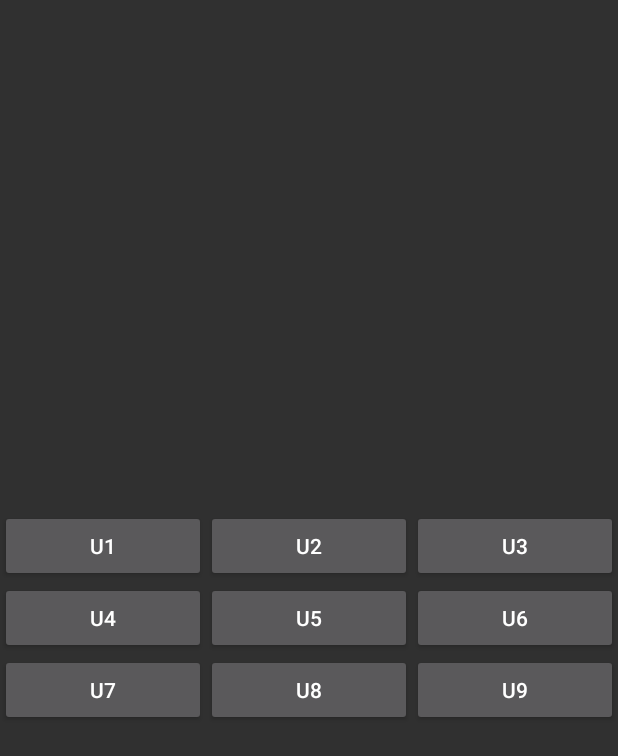
After one commit to Nikroo/MyEnglish, an Android app: the UnitActivity screen opened directly, with no data from a screen before it, on a phone screen of 412 x 824 dp. The commit adds this screen. Shown: the top 756 px of the screen. Run offline under Robolectric (Android 15) with nearby library versions, the light colour scheme and no system bars.

```diff
--- /dev/null
+++ b/app/src/main/java/by/gsu/curiosity/mybd/UnitActivity.java
@@ -0,0 +1,82 @@
+package by.gsu.curiosity.mybd;
+
+import android.content.Intent;
+import android.support.v7.app.AppCompatActivity;
+import android.os.Bundle;
+import android.view.Menu;
+import android.view.MenuItem;
+import android.view.View;
+import android.widget.Button;
+
+public class UnitActivity extends AppCompatActivity implements View.OnClickListener {
+
+    Button btnU1;
+    Button btnU2;
+
+    @Override
+    protected void onCreate(Bundle savedInstanceState) {
+        super.onCreate(savedInstanceState);
+        setContentView(R.layout.activity_unit);
+
+        btnU1 = (Button) findViewById(R.id.U1);
+        btnU2 = (Button) findViewById(R.id.U2);
+
+        btnU1.setOnClickListener(this);
+        btnU2.setOnClickListener(this);
+
+    }
+
+    @Override
+    public boolean onCreateOptionsMenu(Menu menu) {
+        // Inflate the menu; this adds items to the action bar if it is present.
+        getMenuInflater().inflate(R.menu.menu_unit, menu);
+        return true;
+    }
+
+    @Override
+    public boolean onOptionsItemSelected(MenuItem item) {
+        // Handle action bar item clicks here. The action bar will
+        // automatically handle clicks on the Home/Up button, so long
+        // as you specify a parent activity in AndroidManifest.xml.
+        int id = item.getItemId();
+
+        //noinspection SimplifiableIfStatement
+        if (id == R.id.action_settings) {
+            return true;
+        }
+
+        return super.onOptionsItemSelected(item);
+    }
+
+    @Override
+    public void onClick(View v) {
+        switch (v.getId()) {
+//
+            case R.id.U1:
+                DatabaseHelper.UNIT = "1";
+
+                startActivity(new Intent(UnitActivity.this, TestActivity.class));
+
+                break;
+            case R.id.U2:
+                DatabaseHelper.UNIT = "2";
+
+                startActivity(new Intent(UnitActivity.this, TestActivity.class));
+
+                break;
+            case R.id.U3:
+                DatabaseHelper.UNIT = "3";
+
+                startActivity(new Intent(UnitActivity.this, TestActivity.class));
+
+                break;
+//
+//            case R.id.btnIntermedia:
+////                Intent intentIntermedia = new Intent(this, TestActivity.class);
+////                intentIntermedia.putExtra("level", "beginner");
+////                startActivity(intentIntermedia);
+//                break;
+//
+        }
+    }
+}
--- /dev/null
+++ b/app/src/main/res/layout/activity_unit.xml
@@ -0,0 +1,105 @@
+<?xml version="1.0" encoding="utf-8"?>
+<LinearLayout xmlns:android="http://schemas.android.com/apk/res/android"
+    android:orientation="horizontal"
+    android:layout_width="fill_parent"
+    android:layout_height="fill_parent">
+
+
+    <TableLayout
+        android:layout_width="fill_parent"
+        android:layout_height="fill_parent"
+        android:gravity="center"
+        android:stretchColumns="*"
+
+        >
+
+        <TableRow
+            android:layout_width="fill_parent"
+            android:layout_height="wrap_content"
+
+            android:baselineAligned="false"
+            android:clickable="false"
+            android:focusable="false"
+            android:focusableInTouchMode="false">
+
+            <Button
+                android:layout_width="wrap_content"
+                android:layout_height="wrap_content"
+                android:text="U1"
+                android:id="@+id/U1" />
+
+            <Button
+                android:layout_width="wrap_content"
+                android:layout_height="wrap_content"
+                android:text="U2"
+                android:id="@+id/U2" />
+
+            <Button
+                android:layout_width="wrap_content"
+                android:layout_height="wrap_content"
+                android:text="U3"
+                android:id="@+id/U3" />
+        </TableRow>
+
+        <TableRow
+            android:layout_width="fill_parent"
+            android:layout_height="wrap_content"
+            android:baselineAligned="false"
+            android:clickable="false"
+            android:focusable="false"
+            android:focusableInTouchMode="false">
+
+            <Button
+                android:layout_width="wrap_content"
+                android:layout_height="wrap_content"
+                android:text="U4"
+                android:id="@+id/U4" />
+
+            <Button
+                android:layout_width="wrap_content"
+                android:layout_height="wrap_content"
+                android:text="U5"
+                android:id="@+id/U5" />
+
+            <Button
+                android:layout_width="wrap_content"
+                android:layout_height="wrap_content"
+                android:text="U6"
+                android:id="@+id/U6" />
+        </TableRow>
+
+        <TableRow
+            android:layout_width="fill_parent"
+            android:layout_height="wrap_content"
+            android:baselineAligned="false"
+            android:clickable="false"
+            android:focusable="false"
+            android:focusableInTouchMode="false">
+
+            <Button
+                android:layout_width="wrap_content"
+                android:layout_height="wrap_content"
+                android:text="U7"
+                android:id="@+id/U7" />
+
+            <Button
+                android:layout_width="wrap_content"
+                android:layout_height="wrap_content"
+                android:text="U8"
+                android:id="@+id/U8" />
+
+            <Button
+                android:layout_width="wrap_content"
+                android:layout_height="wrap_content"
+                android:layout_gravity="fill_vertical"
+                android:text="U9"
+                android:id="@+id/U9" />
+        </TableRow>
+    </TableLayout>
+
+    <ScrollView
+        android:layout_width="match_parent"
+        android:layout_height="match_parent"
+        android:id="@+id/scrollView" />
+
+</LinearLayout>
--- a/app/src/main/res/layout/fragment_user.xml
+++ b/app/src/main/res/layout/fragment_user.xml
@@ -4,12 +4,12 @@
     android:layout_width="match_parent"
     android:layout_height="match_parent">
     <EditText
-        android:id="@+id/name"
+        android:id="@+id/ru_word"
         android:layout_width="match_parent"
         android:layout_height="wrap_content"
         android:hint="Введите имя"/>
     <EditText
-        android:id="@+id/year"
+        android:id="@+id/en_word"
         android:layout_width="match_parent"
         android:layout_height="wrap_content"
         android:hint="Введите год рождения"/>
--- /dev/null
+++ b/app/src/main/res/menu/menu_unit.xml
@@ -0,0 +1,7 @@
+<menu xmlns:android="http://schemas.android.com/apk/res/android"
+    xmlns:app="http://schemas.android.com/apk/res-auto"
+    xmlns:tools="http://schemas.android.com/tools"
+    tools:context="by.gsu.curiosity.mybd.UnitActivity">
+    <item android:id="@+id/action_settings" android:title="@string/action_settings"
+        android:orderInCategory="100" app:showAsAction="never" />
+</menu>
--- /dev/null
+++ b/app/src/main/res/values/colors.xml
@@ -0,0 +1,6 @@
+<?xml version="1.0" encoding="utf-8"?>
+<resources>
+    <color name = "colorPrimary">#283593</color>
+    <color name = "colorPrimaryDark">#263078</color>
+    <color name = "mainBackground">#dcdcdc</color>
+</resources>
--- a/app/src/main/res/values/strings.xml
+++ b/app/src/main/res/values/strings.xml
@@ -1,9 +1,12 @@
 <resources>
-    <string name="app_name">My BD</string>
+    <string name="app_name">The English company App</string>
 
     <string name="hello_world">Hello world!</string>
     <string name="action_settings">Settings</string>
     <string name="title_activity_user">UserActivity</string>
     <string name="title_activity_menu">MenuActivity</string>
     <string name="title_activity_test">TestActivity</string>
+    <string name="title_activity_result">ResultActivity</string>
+    <string name="title_activity_unit">UnitActivity</string>
+    <string name="search_title">Search</string>
 </resources>
--- a/app/src/main/res/values/styles.xml
+++ b/app/src/main/res/values/styles.xml
@@ -1,7 +1,21 @@
 <resources>
 
+
+        <!--<style name="appTheme" parent="Theme.AppCompat.Light.DarkActionBar">-->
+            <!--<item name="android:windowNoTitle">true</item>-->
+            <!--<item name="windowActionBar">false</item>-->
+        <!--</style>-->
+
+
+    <style name="AppTheme" parent="AppTheme.Base"/>
     <!-- Base application theme. -->
-    <style name="AppTheme" parent="Theme.AppCompat.Light.DarkActionBar">
+    <style name="AppTheme.Base" parent="Theme.AppCompat.NoActionBar">
+    <item name="colorPrimary">@color/colorPrimary</item>
+    <item name="colorPrimaryDark">@color/colorPrimaryDark</item>
+        <item name="android:windowNoTitle">true</item>
+    <item name="android:windowActionBar">false</item>
+
+
         <!-- Customize your theme here. -->
     </style>
 
```
Also changed, not shown: app/src/main/AndroidManifest.xml (+11 -5 lines), app/src/main/java/by/gsu/curiosity/mybd/DatabaseHelper.java (+15 -6 lines), app/src/main/java/by/gsu/curiosity/mybd/MainActivity.java (+22 -5 lines), app/src/main/java/by/gsu/curiosity/mybd/MenuActivity.java (+73 -23 lines), app/src/main/java/by/gsu/curiosity/mybd/TestActivity.java (+88 -48 lines), app/src/main/java/by/gsu/curiosity/mybd/UserActivity.java (+25 -23 lines), app/src/main/res/layout/activity_menu.xml (+17 -9 lines), app/src/main/res/layout/activity_test.xml (+15 -12 lines), app/src/main/res/layout/toolbar.xml (added, +8 -0 lines), app/src/main/res/menu/menu_menu.xml (+14 -5 lines), 2 other files.
